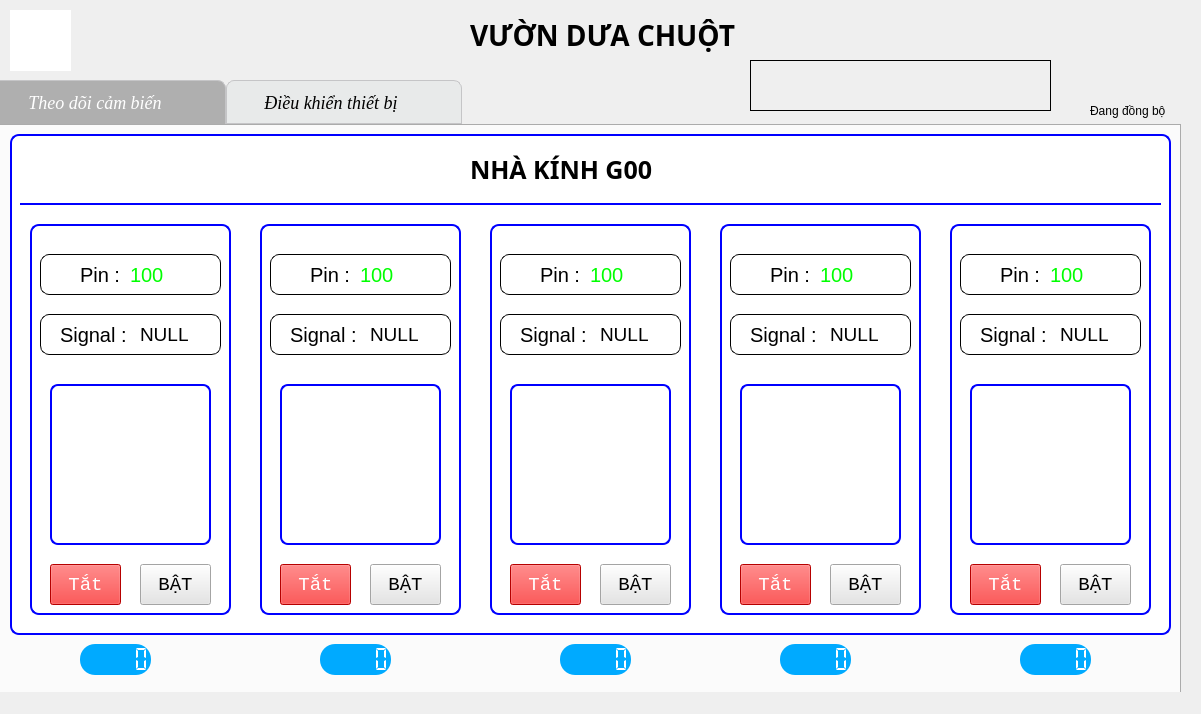
Old version of the form guis/main.ui in the repository phamvanphuckks/Tinasoft_FARM.
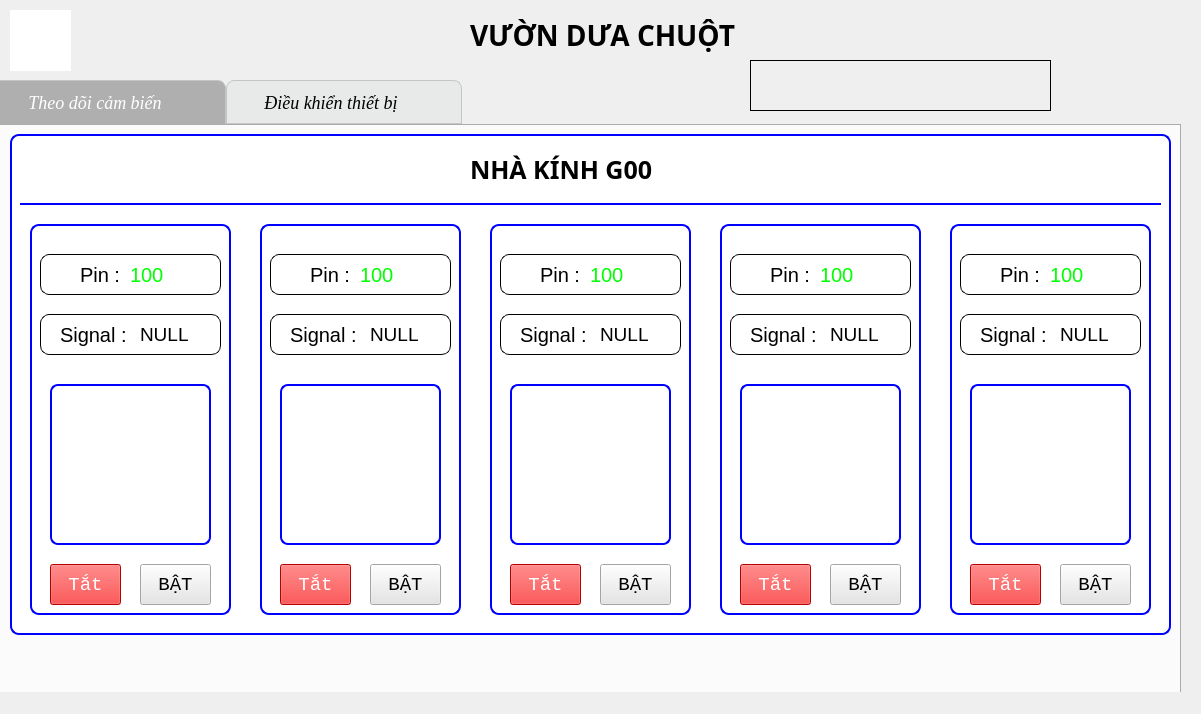
New version of the form. The open tabs and pages were chosen to show the change. Icons and pictures are not drawn.

The edit to the form file:
```diff
--- a/guis/main.ui
+++ b/guis/main.ui
@@ -4225,107 +4225,6 @@
        <string>NHÀ KÍNH G00</string>
       </property>
      </widget>
-     <widget class="QLCDNumber" name="lcdNumber">
-      <property name="geometry">
-       <rect>
-        <x>90</x>
-        <y>520</y>
-        <width>71</width>
-        <height>31</height>
-       </rect>
-      </property>
-      <property name="styleSheet">
-       <string notr="true">background-color: rgb(0, 170, 255); 
-color: white; 
-border-radius:15px;
-border-color:rgb(0, 170, 255); </string>
-      </property>
-      <property name="frameShape">
-       <enum>QFrame::Box</enum>
-      </property>
-      <property name="frameShadow">
-       <enum>QFrame::Sunken</enum>
-      </property>
-      <property name="segmentStyle">
-       <enum>QLCDNumber::Flat</enum>
-      </property>
-     </widget>
-     <widget class="QLCDNumber" name="lcdNumber_2">
-      <property name="geometry">
-       <rect>
-        <x>330</x>
-        <y>520</y>
-        <width>71</width>
-        <height>31</height>
-       </rect>
-      </property>
-      <property name="styleSheet">
-       <string notr="true">background-color: rgb(0, 170, 255); 
-color: white; 
-border-radius:15px;
-border-color:rgb(0, 170, 255); </string>
-      </property>
-      <property name="segmentStyle">
-       <enum>QLCDNumber::Flat</enum>
-      </property>
-     </widget>
-     <widget class="QLCDNumber" name="lcdNumber_3">
-      <property name="geometry">
-       <rect>
-        <x>570</x>
-        <y>520</y>
-        <width>71</width>
-        <height>31</height>
-       </rect>
-      </property>
-      <property name="styleSheet">
-       <string notr="true">background-color: rgb(0, 170, 255); 
-color: white; 
-border-radius:15px;
-border-color:rgb(0, 170, 255); </string>
-      </property>
-      <property name="segmentStyle">
-       <enum>QLCDNumber::Flat</enum>
-      </property>
-     </widget>
-     <widget class="QLCDNumber" name="lcdNumber_4">
-      <property name="geometry">
-       <rect>
-        <x>790</x>
-        <y>520</y>
-        <width>71</width>
-        <height>31</height>
-       </rect>
-      </property>
-      <property name="styleSheet">
-       <string notr="true">background-color: rgb(0, 170, 255); 
-color: white; 
-border-radius:15px;
-border-color:rgb(0, 170, 255); </string>
-      </property>
-      <property name="segmentStyle">
-       <enum>QLCDNumber::Flat</enum>
-      </property>
-     </widget>
-     <widget class="QLCDNumber" name="lcdNumber_5">
-      <property name="geometry">
-       <rect>
-        <x>1030</x>
-        <y>520</y>
-        <width>71</width>
-        <height>31</height>
-       </rect>
-      </property>
-      <property name="styleSheet">
-       <string notr="true">background-color: rgb(0, 170, 255); 
-color: white; 
-border-radius:15px;
-border-color:rgb(0, 170, 255); </string>
-      </property>
-      <property name="segmentStyle">
-       <enum>QLCDNumber::Flat</enum>
-      </property>
-     </widget>
      <widget class="QLabel" name="label_16">
       <property name="geometry">
        <rect>
@@ -4950,38 +4849,6 @@
      <bool>false</bool>
     </property>
    </widget>
-   <widget class="QLabel" name="label_2">
-    <property name="geometry">
-     <rect>
-      <x>1090</x>
-      <y>80</y>
-      <width>91</width>
-      <height>61</height>
-     </rect>
-    </property>
-    <property name="styleSheet">
-     <string notr="true"/>
-    </property>
-    <property name="text">
-     <string>Đang đồng bộ</string>
-    </property>
-   </widget>
-   <widget class="QLabel" name="label_12">
-    <property name="geometry">
-     <rect>
-      <x>1080</x>
-      <y>10</y>
-      <width>101</width>
-      <height>81</height>
-     </rect>
-    </property>
-    <property name="text">
-     <string/>
-    </property>
-    <property name="pixmap">
-     <pixmap>../icons/Backup.png</pixmap>
-    </property>
-   </widget>
   </widget>
   <widget class="QStatusBar" name="statusbar"/>
  </widget>
```
Left out of the diff: 2 changed lines with no effect on the pictures.
